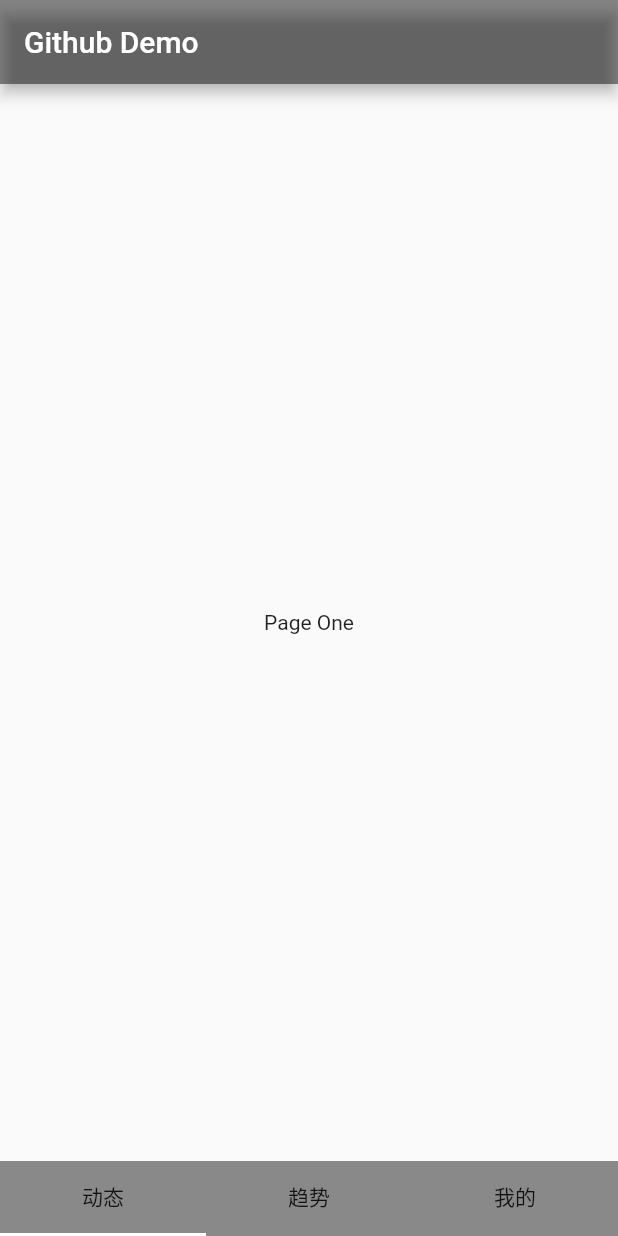
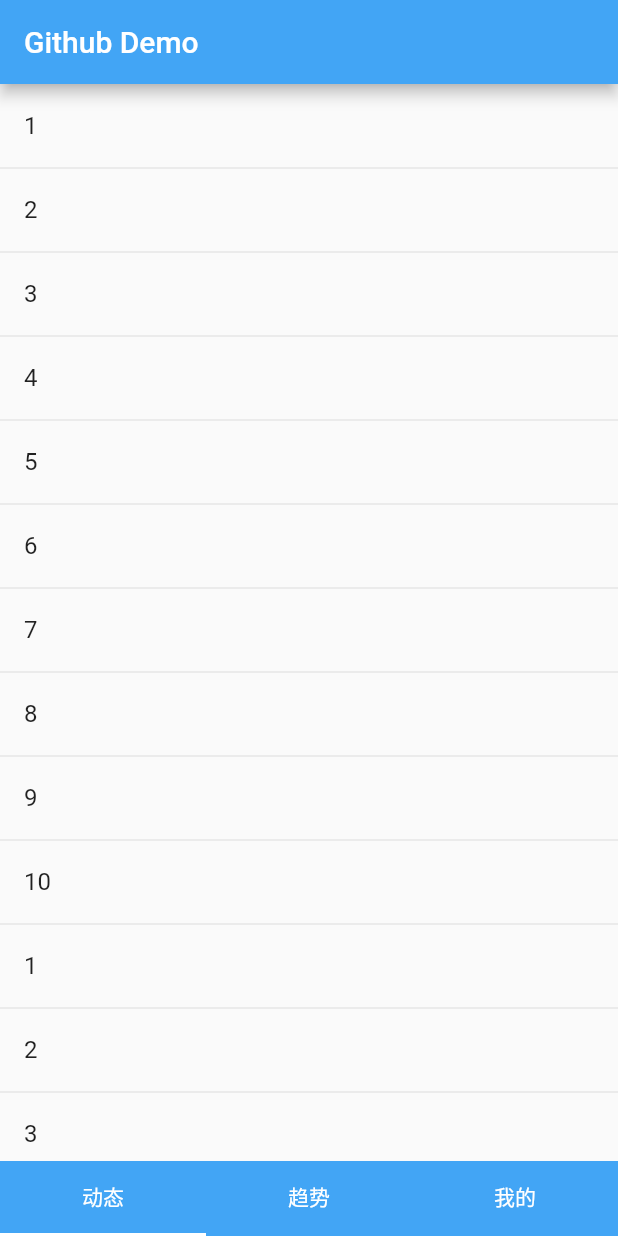
Before and after one commit to woodccc/flutter_pie, a Flutter app: the screen it shows after launch, on a phone screen of 412 x 824 dp. Run offline on Flutter 3.47's test engine with Material 2 defaults, Android fonts, the phone set to English and light mode, and no system bars.

Commit message:
实现上拉加载列表

```diff
--- a/lib/pages/home_page.dart
+++ b/lib/pages/home_page.dart
@@ -32,6 +32,7 @@ class _HomePageState extends State<HomePage>
         child: Text(
           tab[i],
           maxLines: 1,
+          style: TextStyle(color: Colors.white),
         ),
       ));
     }
@@ -53,7 +54,7 @@ class _HomePageState extends State<HomePage>
         tabViews: _renderViews(),
         tabItems: _renderTabs(),
         topPageControl: topPageControl,
-        backgroundColor: Colors.black45,
+        backgroundColor: Colors.blue[400],
         indicatorColor: Colors.white,
         title: new Text("Github Demo"));
   }
--- a/lib/pages/page_one.dart
+++ b/lib/pages/page_one.dart
@@ -1,4 +1,5 @@
 import 'package:flutter/material.dart';
+import 'dart:async';
 
 class PageOne extends StatefulWidget {
   @override
@@ -6,22 +7,72 @@ class PageOne extends StatefulWidget {
 }
 
 class _PageOneState extends State<PageOne> with AutomaticKeepAliveClientMixin {
-
   @override
   bool get wantKeepAlive => true;
 
+  final ScrollController _scrollController = new ScrollController();
+
+  static const loadingTag = "##loading##";
+  var _words = <String>[loadingTag];
+  var _noMore = false;
+
   @override
   void initState() {
-    print("page one init");
     super.initState();
+
+    _loadData();
+    _scrollController.addListener(() {
+      if (_scrollController.position.pixels == _scrollController.position.maxScrollExtent) {
+        this._loadData();
+      }
+    });
+  }
+
+  _loadData() {
+    if (_noMore) return;
+
+    Future.delayed(Duration(seconds: 2)).then((e) {
+      var _newWords = ["1", "2", "3", "4", "5", "6", "7", "8", "9", "10", "1", "2", "3", "4", "5", "6", "7", "8", "9", "10"].toList();
+      _words.insertAll(_words.length - 1, _newWords);
+      if (_words.length > 100) {
+        _noMore = true;
+      }
+      setState(() {});
+    });
+  }
+
+  _buildItem(index) {
+    final word = _words[index];
+    if (word == loadingTag) {
+      if (_noMore) {
+        return Container(
+          padding: EdgeInsets.all(8),
+          alignment: Alignment.center,
+          child: Text("……滑到底了……"),
+        );
+      } else {
+        return Container(
+          padding: EdgeInsets.all(8),
+          alignment: Alignment.center,
+          child: CircularProgressIndicator(strokeWidth: 2.0),
+        );
+      }
+    }
+
+    return ListTile(
+      title: Text(_words[index]),
+    );
   }
 
   @override
   Widget build(BuildContext context) {
-    return Container(
-      child: Center(
-        child: Text("Page One"),
-      ),
+    return ListView.separated(
+      itemCount: _words.length,
+      itemBuilder: (context, index) {
+        return _buildItem(index);
+      },
+      separatorBuilder: (index, context) => Divider(height: .0),
+      controller: _scrollController,
     );
   }
 }
```
